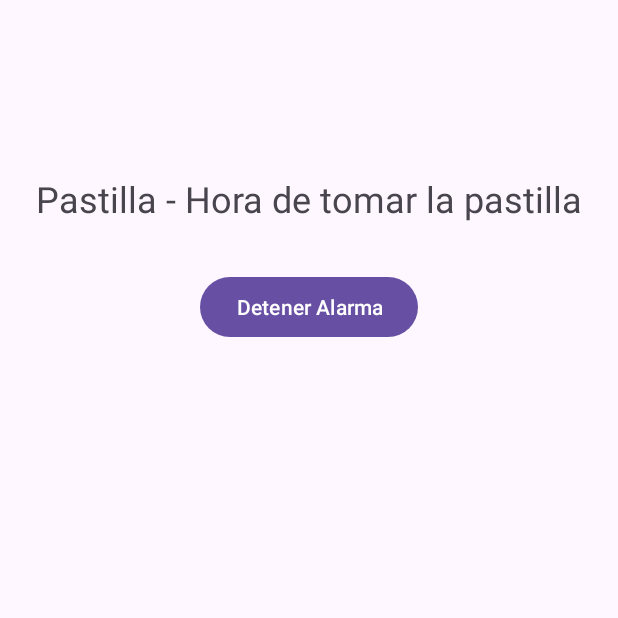
After one commit to Orellanna/ProyectoInnovacionPDM2024-GT01-Grupo3, an Android app: the AlarmActivity screen opened directly, with no data from a screen before it, on a phone screen of 412 x 824 dp, the top half of it. The commit adds this screen. Run offline under Robolectric (Android 15) with nearby library versions, the phone set to English and light mode, and no system bars.

Commit message:
creacion de alarma && update Receiver (Alarma , Notificacion)

```diff
--- /dev/null
+++ b/app/src/main/java/com/example/proyectoinnovacionpdm2024_gt01_grupo3/AlarmActivity.kt
@@ -0,0 +1,45 @@
+package com.example.proyectoinnovacionpdm2024_gt01_grupo3
+
+// AlarmActivity.kt
+
+import android.media.MediaPlayer
+import android.os.Bundle
+import android.widget.Button
+import android.widget.TextView
+import androidx.appcompat.app.AppCompatActivity
+
+class AlarmActivity : AppCompatActivity() {
+
+    private lateinit var mediaPlayer: MediaPlayer
+
+    override fun onCreate(savedInstanceState: Bundle?) {
+        super.onCreate(savedInstanceState)
+        setContentView(R.layout.activity_alarm)
+
+        val pillName = intent.getStringExtra("pill_name") ?: "Pastilla"
+        val pillDescription = intent.getStringExtra("pill_description") ?: "Hora de tomar la pastilla"
+
+        val textViewAlarm = findViewById<TextView>(R.id.textViewAlarm)
+        val buttonStop = findViewById<Button>(R.id.buttonStop)
+
+        textViewAlarm.text = "$pillName - $pillDescription"
+
+        // Iniciar la alarma sonora
+        mediaPlayer = MediaPlayer.create(this, R.raw.alarm_sound)
+        mediaPlayer.isLooping = true
+        mediaPlayer.start()
+
+        buttonStop.setOnClickListener {
+            mediaPlayer.stop()
+            mediaPlayer.release()
+            finish()
+        }
+    }
+
+    override fun onDestroy() {
+        super.onDestroy()
+        if (::mediaPlayer.isInitialized) {
+            mediaPlayer.release()
+        }
+    }
+}
--- a/app/src/main/java/com/example/proyectoinnovacionpdm2024_gt01_grupo3/MainActivity.kt
+++ b/app/src/main/java/com/example/proyectoinnovacionpdm2024_gt01_grupo3/MainActivity.kt
@@ -124,7 +124,7 @@ class MainActivity : AppCompatActivity() {
             if ((grantResults.isNotEmpty() && grantResults[0] == PackageManager.PERMISSION_GRANTED)) {
                 // Permiso concedido
             } else {
-                // Permiso denegado, manejar el caso
+                // Permiso denegado
             }
         }
     }
--- /dev/null
+++ b/app/src/main/res/layout/activity_alarm.xml
@@ -0,0 +1,24 @@
+<?xml version="1.0" encoding="utf-8"?>
+<RelativeLayout xmlns:android="http://schemas.android.com/apk/res/android"
+    android:layout_width="match_parent"
+    android:layout_height="match_parent"
+    android:padding="16dp">
+
+    <TextView
+        android:id="@+id/textViewAlarm"
+        android:layout_width="wrap_content"
+        android:layout_height="wrap_content"
+        android:text="¡Alarma!"
+        android:textSize="24sp"
+        android:layout_centerHorizontal="true"
+        android:layout_marginTop="100dp" />
+
+    <Button
+        android:id="@+id/buttonStop"
+        android:layout_width="wrap_content"
+        android:layout_height="wrap_content"
+        android:text="Detener Alarma"
+        android:layout_below="@id/textViewAlarm"
+        android:layout_centerHorizontal="true"
+        android:layout_marginTop="32dp" />
+</RelativeLayout>
```
Also changed, not shown: app/src/main/AndroidManifest.xml (+10 -1 lines), app/src/main/java/com/example/proyectoinnovacionpdm2024_gt01_grupo3/AddPastilla.kt (+53 -46 lines), app/src/main/java/com/example/proyectoinnovacionpdm2024_gt01_grupo3/AlarmReceiver.kt (added, +23 -0 lines), app/src/main/java/com/example/proyectoinnovacionpdm2024_gt01_grupo3/PastillaReceiver.kt (+9 -5 lines), 1 other file.
